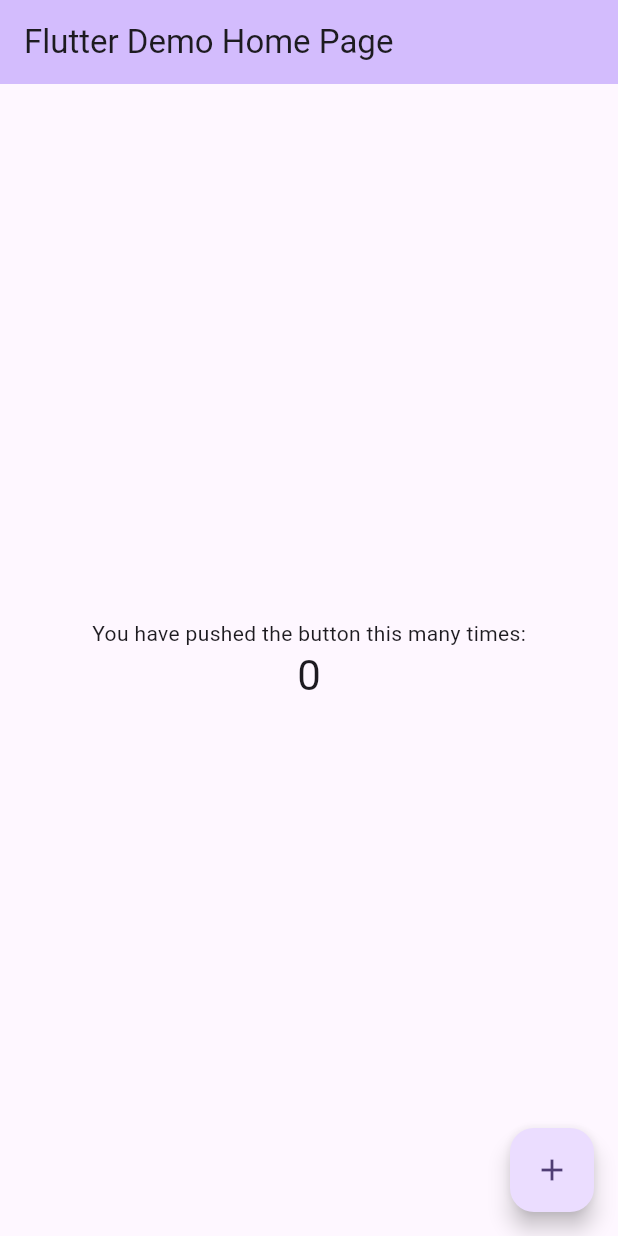
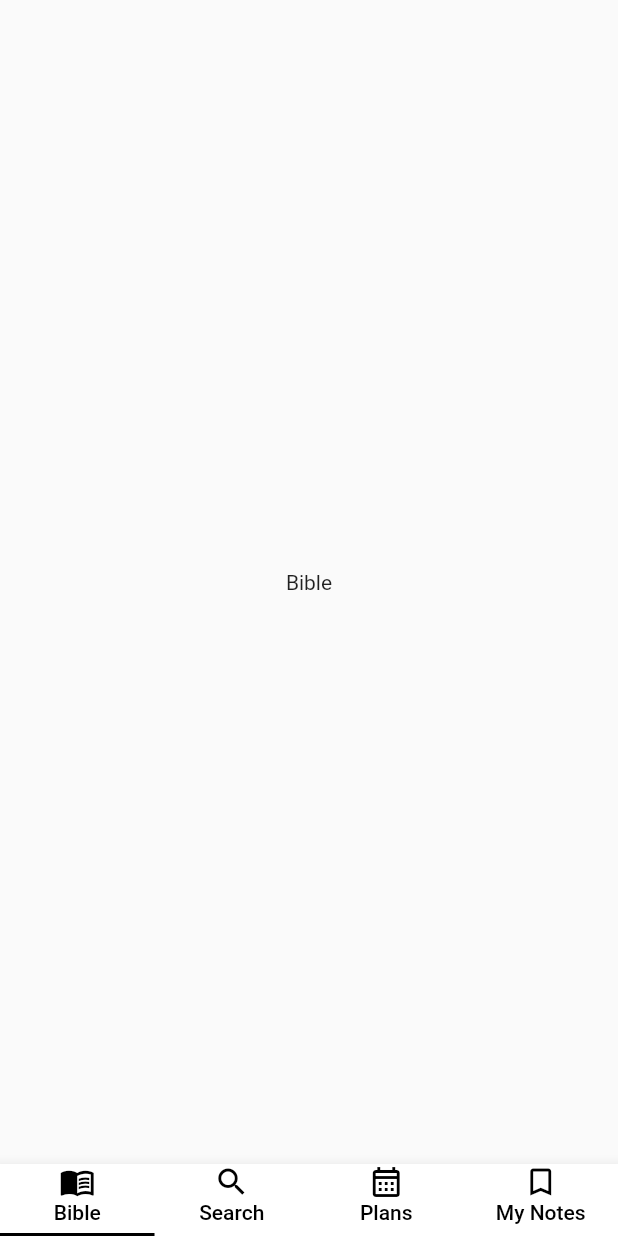
Before and after one commit to Anicodeth/BibleApp, a Flutter app: the screen it shows after launch, on a phone screen of 412 x 824 dp. Run offline on Flutter 3.47's test engine with Material 2 defaults, Android fonts, the phone set to English and light mode, and no system bars; our stand-ins replace device_preview, flutter_riverpod.

Commit message:
PR for the main frame (#1)
* add the main frame with tabs

* mainframe fix

```diff
--- a/bibleapp/lib/main.dart
+++ b/bibleapp/lib/main.dart
@@ -1,125 +1,14 @@
+import 'package:bibleapp/views/home_screen/home.dart';
 import 'package:flutter/material.dart';
+import 'package:flutter/foundation.dart';
+import 'package:flutter_riverpod/flutter_riverpod.dart';
+import 'package:device_preview/device_preview.dart';
 
 void main() {
-  runApp(const MyApp());
+  runApp(
+    DevicePreview(
+      enabled: !kReleaseMode,
+      builder: (context) => const ProviderScope(child: HomePage()),
+    ),
+  );
 }
-
-class MyApp extends StatelessWidget {
-  const MyApp({super.key});
-
-  // This widget is the root of your application.
-  @override
-  Widget build(BuildContext context) {
-    return MaterialApp(
-      title: 'Flutter Demo',
-      theme: ThemeData(
-        // This is the theme of your application.
-        //
-        // TRY THIS: Try running your application with "flutter run". You'll see
-        // the application has a blue toolbar. Then, without quitting the app,
-        // try changing the seedColor in the colorScheme below to Colors.green
-        // and then invoke "hot reload" (save your changes or press the "hot
-        // reload" button in a Flutter-supported IDE, or press "r" if you used
-        // the command line to start the app).
-        //
-        // Notice that the counter didn't reset back to zero; the application
-        // state is not lost during the reload. To reset the state, use hot
-        // restart instead.
-        //
-        // This works for code too, not just values: Most code changes can be
-        // tested with just a hot reload.
-        colorScheme: ColorScheme.fromSeed(seedColor: Colors.deepPurple),
-        useMaterial3: true,
-      ),
-      home: const MyHomePage(title: 'Flutter Demo Home Page'),
-    );
-  }
-}
-
-class MyHomePage extends StatefulWidget {
-  const MyHomePage({super.key, required this.title});
-
-  // This widget is the home page of your application. It is stateful, meaning
-  // that it has a State object (defined below) that contains fields that affect
-  // how it looks.
-
-  // This class is the configuration for the state. It holds the values (in this
-  // case the title) provided by the parent (in this case the App widget) and
-  // used by the build method of the State. Fields in a Widget subclass are
-  // always marked "final".
-
-  final String title;
-
-  @override
-  State<MyHomePage> createState() => _MyHomePageState();
-}
-
-class _MyHomePageState extends State<MyHomePage> {
-  int _counter = 0;
-
-  void _incrementCounter() {
-    setState(() {
-      // This call to setState tells the Flutter framework that something has
-      // changed in this State, which causes it to rerun the build method below
-      // so that the display can reflect the updated values. If we changed
-      // _counter without calling setState(), then the build method would not be
-      // called again, and so nothing would appear to happen.
-      _counter++;
-    });
-  }
-
-  @override
-  Widget build(BuildContext context) {
-    // This method is rerun every time setState is called, for instance as done
-    // by the _incrementCounter method above.
-    //
-    // The Flutter framework has been optimized to make rerunning build methods
-    // fast, so that you can just rebuild anything that needs updating rather
-    // than having to individually change instances of widgets.
-    return Scaffold(
-      appBar: AppBar(
-        // TRY THIS: Try changing the color here to a specific color (to
-        // Colors.amber, perhaps?) and trigger a hot reload to see the AppBar
-        // change color while the other colors stay the same.
-        backgroundColor: Theme.of(context).colorScheme.inversePrimary,
-        // Here we take the value from the MyHomePage object that was created by
-        // the App.build method, and use it to set our appbar title.
-        title: Text(widget.title),
-      ),
-      body: Center(
-        // Center is a layout widget. It takes a single child and positions it
-        // in the middle of the parent.
-        child: Column(
-          // Column is also a layout widget. It takes a list of children and
-          // arranges them vertically. By default, it sizes itself to fit its
-          // children horizontally, and tries to be as tall as its parent.
-          //
-          // Column has various properties to control how it sizes itself and
-          // how it positions its children. Here we use mainAxisAlignment to
-          // center the children vertically; the main axis here is the vertical
-          // axis because Columns are vertical (the cross axis would be
-          // horizontal).
-          //
-          // TRY THIS: Invoke "debug painting" (choose the "Toggle Debug Paint"
-          // action in the IDE, or press "p" in the console), to see the
-          // wireframe for each widget.
-          mainAxisAlignment: MainAxisAlignment.center,
-          children: <Widget>[
-            const Text(
-              'You have pushed the button this many times:',
-            ),
-            Text(
-              '$_counter',
-              style: Theme.of(context).textTheme.headlineMedium,
-            ),
-          ],
-        ),
-      ),
-      floatingActionButton: FloatingActionButton(
-        onPressed: _incrementCounter,
-        tooltip: 'Increment',
-        child: const Icon(Icons.add),
-      ), // This trailing comma makes auto-formatting nicer for build methods.
-    );
-  }
-}
--- /dev/null
+++ b/bibleapp/lib/views/home_screen/home.dart
@@ -0,0 +1,86 @@
+import 'package:bibleapp/views/bible_screen/bible_page.dart';
+import 'package:flutter/material.dart';
+
+class HomePage extends StatefulWidget {
+  const HomePage({super.key});
+
+  @override
+  State<HomePage> createState() => _HomePageState();
+}
+
+class _HomePageState extends State<HomePage> {
+  @override
+  Widget build(BuildContext context) {
+    return MaterialApp(
+      home: DefaultTabController(
+        length: 4,
+        child: Scaffold(
+          bottomNavigationBar: Container(
+            color: Colors.white,
+            child: const BottomAppBar(
+              shadowColor: Colors.black,
+              child: TabBar(
+                indicatorColor: Colors.black,
+                labelColor: Colors.white,
+                tabs: [
+                  Tab(
+                      icon: Column(
+                    children: [
+                      Icon(Icons.menu_book_outlined, color: Colors.black),
+                      Text(
+                        "Bible",
+                        style: TextStyle(color: Colors.black),
+                      )
+                    ],
+                  )),
+                  Tab(
+                      icon: Column(
+                    children: [
+                      Icon(Icons.search, color: Colors.black),
+                      Text(
+                        "Search",
+                        style: TextStyle(color: Colors.black),
+                      )
+                    ],
+                  )),
+                  Tab(
+                      icon: Column(
+                    children: [
+                      Icon(Icons.calendar_month_outlined, color: Colors.black),
+                      Text(
+                        "Plans",
+                        style: TextStyle(color: Colors.black),
+                      )
+                    ],
+                  )),
+                  Tab(
+                      icon: Column(
+                    children: [
+                      Icon(
+                        Icons.bookmark_border,
+                        color: Colors.black,
+                      ),
+                      Text(
+                        "My Notes",
+                        style: TextStyle(color: Colors.black),
+                      )
+                    ],
+                  )),
+                ],
+              ),
+            ),
+          ),
+          // TODO: This contents will be screens
+          body: const TabBarView(
+            children: [
+              Center(child: Text("Bible")),
+              Center(child: Text("Search")),
+              Center(child: Text("Plans")),
+              Center(child: Text("My Notes")),
+            ],
+          ),
+        ),
+      ),
+    );
+  }
+}
```
Also changed, not shown: bibleapp/lib/models/bible/bible.dart (added, +17 -0 lines), bibleapp/lib/models/chapter/chapter.dart (added, +17 -0 lines), bibleapp/lib/models/verse/verse.dart (added, +15 -0 lines), bibleapp/lib/views/bible_screen/bible_page.dart (added, +31 -0 lines), bibleapp/lib/widgets/bible/bibles.dart (added, +39 -0 lines), bibleapp/lib/widgets/chapter/chapters.dart (added, +19 -0 lines), bibleapp/lib/widgets/verse/verse.dart (added, +13 -0 lines), bibleapp/lib/widgets/verse/verses.dart (added, +17 -0 lines), bibleapp/pubspec.yaml (+4 -4 lines), bibleapp/pubspec.lock, 1 other file.
